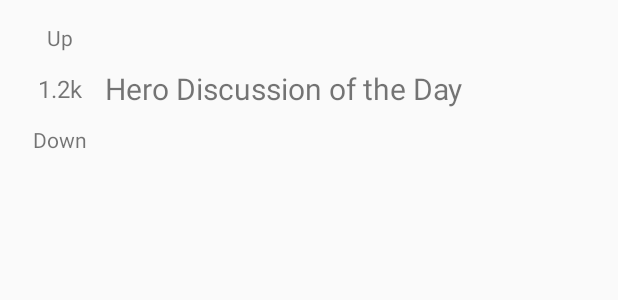
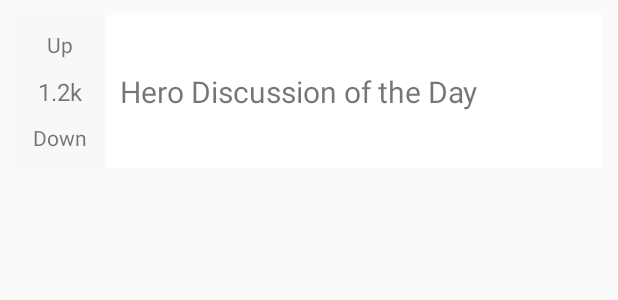
Before and after one commit to kssilvoza/DiggRedditClone, an Android app: the layout item_topic.xml on its own in the app's theme, with its tools: preview values and no code run, on a phone screen of 412 x 824 dp. Shown: the top 300 px of the screen. Run offline under Robolectric (Android 15) with nearby library versions, the phone set to English and light mode, and no system bars.

Commit message:
Made updates to the UI of the application

```diff
--- a/app/src/main/res/layout/activity_topic.xml
+++ b/app/src/main/res/layout/activity_topic.xml
@@ -4,6 +4,7 @@
     xmlns:tools="http://schemas.android.com/tools"
     android:layout_width="match_parent"
     android:layout_height="match_parent"
+    android:background="@color/light_gray_2"
     tools:context=".ui.topics.view.TopicsActivity">
 
     <android.support.v7.widget.RecyclerView
--- a/app/src/main/res/layout/item_topic.xml
+++ b/app/src/main/res/layout/item_topic.xml
@@ -4,62 +4,68 @@
     xmlns:tools="http://schemas.android.com/tools"
     android:layout_width="match_parent"
     android:layout_height="wrap_content"
-    android:padding="@dimen/spacing_small">
+    android:layout_marginLeft="@dimen/spacing_small"
+    android:layout_marginRight="@dimen/spacing_small"
+    android:layout_marginTop="@dimen/spacing_small"
+    android:background="@color/white">
 
     <android.support.constraint.Guideline
         android:id="@+id/guideline"
         android:layout_width="wrap_content"
         android:layout_height="wrap_content"
         android:orientation="vertical"
-        app:layout_constraintGuide_begin="@dimen/spacing_large"/>
+        app:layout_constraintGuide_begin="@dimen/spacing_large" />
 
     <TextView
         android:id="@+id/button_upvote"
         android:layout_width="0dp"
-        android:layout_height="30dp"
+        android:layout_height="40dp"
+        android:background="@color/light_gray"
         android:gravity="center"
+        android:text="Up"
         android:textSize="@dimen/text_small"
-        android:text="Up"
-        app:layout_constraintTop_toTopOf="parent"
         app:layout_constraintLeft_toLeftOf="parent"
-        app:layout_constraintRight_toRightOf="@+id/guideline"/>
+        app:layout_constraintRight_toRightOf="@+id/guideline"
+        app:layout_constraintTop_toTopOf="parent" />
 
     <TextView
         android:id="@+id/textview_votes"
-        android:layout_width="wrap_content"
+        android:layout_width="0dp"
         android:layout_height="wrap_content"
-        android:layout_marginTop="@dimen/spacing_extra_small"
+        android:background="@color/light_gray"
+        android:gravity="center_horizontal"
         android:textSize="@dimen/text_normal"
-        android:gravity="center_horizontal"
-        tools:text="1.2k"
+        app:layout_constraintLeft_toLeftOf="parent"
+        app:layout_constraintRight_toRightOf="@+id/guideline"
         app:layout_constraintTop_toBottomOf="@+id/button_upvote"
-        app:layout_constraintLeft_toLeftOf="parent"
-        app:layout_constraintRight_toRightOf="@+id/guideline" />
+        tools:text="1.2k" />
 
     <TextView
         android:id="@+id/button_downvote"
         android:layout_width="0dp"
-        android:layout_height="30dp"
-        android:layout_marginTop="@dimen/spacing_extra_small"
+        android:layout_height="40dp"
+        android:background="@color/light_gray"
         android:gravity="center"
+        android:text="Down"
         android:textSize="@dimen/text_small"
-        android:text="Down"
-        app:layout_constraintTop_toBottomOf="@+id/textview_votes"
         app:layout_constraintBottom_toBottomOf="parent"
         app:layout_constraintLeft_toLeftOf="parent"
-        app:layout_constraintRight_toRightOf="@+id/guideline" />
+        app:layout_constraintRight_toRightOf="@+id/guideline"
+        app:layout_constraintTop_toBottomOf="@+id/textview_votes" />
 
     <TextView
         android:id="@+id/textview_name"
         android:layout_width="0dp"
         android:layout_height="wrap_content"
+        android:layout_marginLeft="@dimen/spacing_small"
+        android:layout_marginStart="@dimen/spacing_small"
+        android:ellipsize="end"
         android:maxLines="2"
-        android:ellipsize="end"
         android:textSize="@dimen/text_large"
-        tools:text="Hero Discussion of the Day"
-        app:layout_constraintTop_toTopOf="parent"
         app:layout_constraintBottom_toBottomOf="parent"
         app:layout_constraintLeft_toLeftOf="@+id/guideline"
-        app:layout_constraintRight_toRightOf="parent"/>
+        app:layout_constraintRight_toRightOf="parent"
+        app:layout_constraintTop_toTopOf="parent"
+        tools:text="Hero Discussion of the Day" />
 
 </android.support.constraint.ConstraintLayout>
--- a/app/src/main/res/values/colors.xml
+++ b/app/src/main/res/values/colors.xml
@@ -3,4 +3,8 @@
     <color name="colorPrimary">#ff4500</color>
     <color name="colorPrimaryDark">#dd2300</color>
     <color name="colorAccent">#5f99cf</color>
+
+    <color name="white">#FFFFFF</color>
+    <color name="light_gray">#F8F8F8</color>
+    <color name="light_gray_2">#DAE0E6</color>
 </resources>
```
